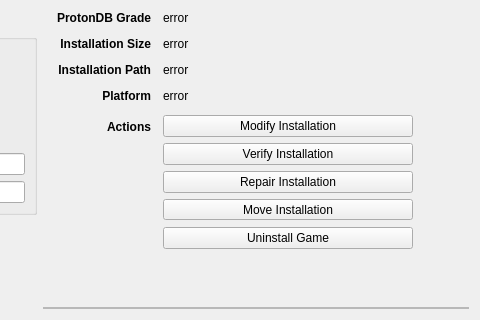
This is rare/ui/components/tabs/games/game_info/game_info.ui in RareDevs/Rare as Qt 5 draws it before an edit; both pictures show x 120 to 600 and y 84 to 404 of the 600 by 404 pixel window. The edited form follows.
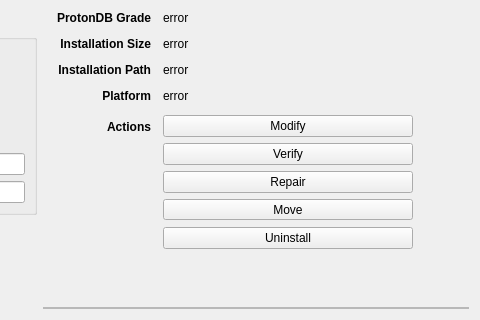
This is the edited form.

Commit message: GameInfo: Update button description strings and icons

Diff of the .ui file:
```diff
--- a/rare/ui/components/tabs/games/game_info/game_info.ui
+++ b/rare/ui/components/tabs/games/game_info/game_info.ui
@@ -395,7 +395,7 @@
            <item>
             <widget class="QPushButton" name="modify_button">
              <property name="text">
-              <string>Modify Installation</string>
+              <string>Modify</string>
              </property>
             </widget>
            </item>
@@ -424,7 +424,7 @@
                <item>
                 <widget class="QPushButton" name="verify_button">
                  <property name="text">
-                  <string>Verify Installation</string>
+                  <string>Verify</string>
                  </property>
                 </widget>
                </item>
@@ -461,7 +461,7 @@
            <item>
             <widget class="QPushButton" name="repair_button">
              <property name="text">
-              <string>Repair Installation</string>
+              <string>Repair</string>
              </property>
             </widget>
            </item>
@@ -496,7 +496,7 @@
                   </sizepolicy>
                  </property>
                  <property name="text">
-                  <string>Move Installation</string>
+                  <string>Move</string>
                  </property>
                  <property name="popupMode">
                   <enum>QToolButton::InstantPopup</enum>
@@ -542,7 +542,7 @@
            <item>
             <widget class="QPushButton" name="uninstall_button">
              <property name="text">
-              <string>Uninstall Game</string>
+              <string>Uninstall</string>
              </property>
             </widget>
            </item>
```
Left out of the diff: 4 changed lines with no effect on the pictures. The commit also changes 2 other files.
